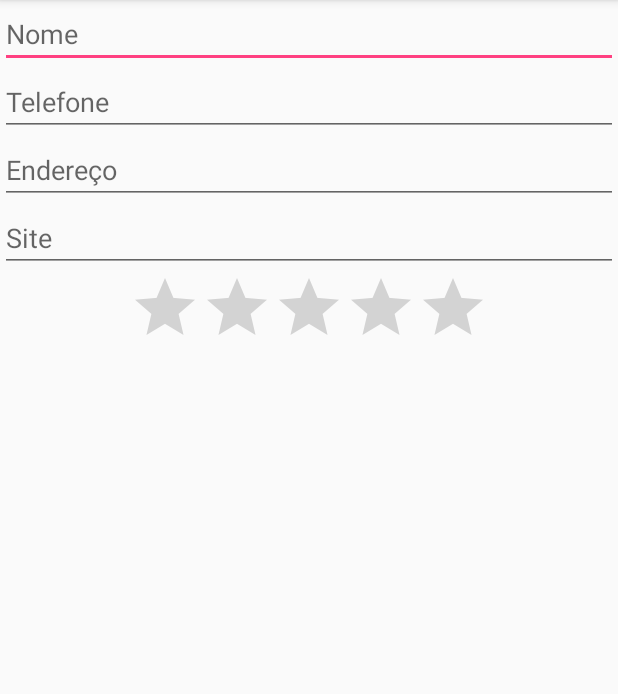
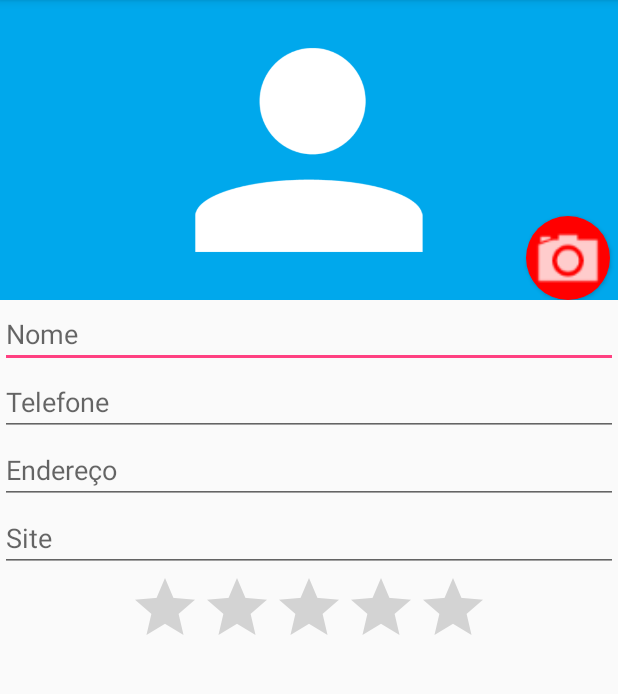
Before and after one commit to jxaviert/CaelumAulas, an Android app: the FormularioActivity screen opened directly, with no data from a screen before it, on a phone screen of 412 x 824 dp, the part 84-778 px from its top. Run offline under Robolectric (Android 15) with nearby library versions, the phone set to English and light mode, and no system bars.

Commit message:
Criação tela de formulário com ícone de foto

```diff
--- /dev/null
+++ b/app/src/main/res/drawable/botao_foto.xml
@@ -0,0 +1,10 @@
+<?xml version="1.0" encoding="utf-8"?>
+<layer-list xmlns:android="http://schemas.android.com/apk/res/android">
+    <item>
+        <shape
+            android:shape="oval">
+            <solid android:color="#FF0000" />
+        </shape>
+   </item>
+    <item android:drawable="@drawable/ic_camera"/>
+</layer-list>
--- a/app/src/main/res/layout/activity_formulario.xml
+++ b/app/src/main/res/layout/activity_formulario.xml
@@ -7,6 +7,29 @@
         android:layout_width="match_parent"
         android:layout_height="match_parent"
         >
+        <RelativeLayout
+            android:layout_width="match_parent"
+            android:layout_height="match_parent">
+
+            <ImageView
+                android:layout_width="match_parent"
+                android:layout_height="200dp"
+                android:id="@+id/foto"
+                android:src="@drawable/person"
+                android:background="#00A8EC"/>
+            <Button
+                android:layout_width="56dp"
+                android:layout_height="56dp"
+                android:background="@drawable/botao_foto"
+                android:layout_alignParentBottom="true"
+                android:layout_alignParentRight="true"
+                android:layout_marginBottom="20dp"
+                android:layout_marginRight="5dp"
+                android:gravity="center"/>
+
+
+        </RelativeLayout>
+
         <EditText
             android:layout_width="match_parent"
             android:layout_height="wrap_content"
--- a/app/src/main/res/layout/activity_lista_alunos.xml
+++ b/app/src/main/res/layout/activity_lista_alunos.xml
@@ -27,4 +27,8 @@
          />
 
 
+
+
+
+
 </RelativeLayout>
```
Lines whose indentation alone changed are shown as unchanged.
